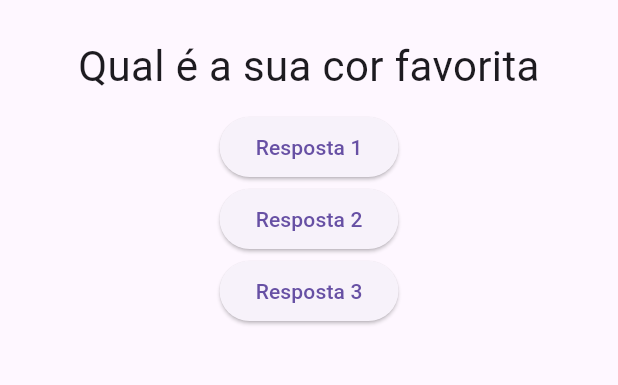
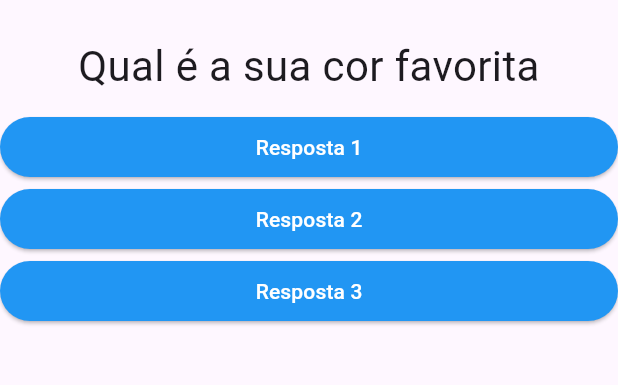
Before and after one commit to Gclayton94/PerguntasApp, a Flutter app: the screen it shows after launch, on a phone screen of 412 x 824 dp, the part 63-448 px from its top. Run offline on Flutter 3.47's test engine with Material 3 defaults, Android fonts, the phone set to English and light mode, and no system bars.

Commit message:
feat:inserindo componente resposta.dart

```diff
--- a/analysis_options.yaml
+++ b/analysis_options.yaml
@@ -7,10 +7,6 @@
 
 # The following line activates a set of recommended lints for Flutter apps,
 # packages, and plugins designed to encourage good coding practices.
-analyzer:
-  errors:
-    use_key_in_widget_constructors: ignore
-    prefer_const_constructors: ignore
 include: package:flutter_lints/flutter.yaml
 
 linter:
--- a/lib/main.dart
+++ b/lib/main.dart
@@ -1,5 +1,6 @@
 import 'package:flutter/material.dart';
 import 'package:projeto_perguntas/questao.dart';
+import 'package:projeto_perguntas/resposta.dart';
 
 main() => runApp(PerguntaApp());
 
@@ -28,19 +29,10 @@ class PerguntaAppState extends State<PerguntaApp> {
       body: Column(
         children: [
           Questao(perguntas[perguntaSelecionada]),
-          ElevatedButton(
-            onPressed: responder,
-            child: const Text('Resposta 1'),
-          ),
-          ElevatedButton(
-            onPressed: responder,
-            child: const Text('Resposta 2'),
-          ),
-          ElevatedButton(
-            onPressed: responder,
-            child: const Text('Resposta 3'),
-          ),
-        ],
+          Resposta('Resposta 1',responder),
+          Resposta('Resposta 2',responder),
+          Resposta('Resposta 3',responder),
+        ]
       ),
     ));
   }
--- /dev/null
+++ b/lib/resposta.dart
@@ -0,0 +1,23 @@
+import 'package:flutter/material.dart';
+
+class Resposta extends StatelessWidget {
+  final String texto;
+  final void Function() onSelect;
+
+  Resposta(this.texto, this.onSelect);
+
+  @override
+  Widget build(BuildContext context) {
+    return Container(
+      width: double.infinity,
+      child: ElevatedButton(
+        style: ElevatedButton.styleFrom(
+          foregroundColor: Colors.white,
+          backgroundColor: Colors.blue,
+        ),
+        onPressed: onSelect,
+        child: Text(texto),
+      ),
+    );
+  }
+}
```
